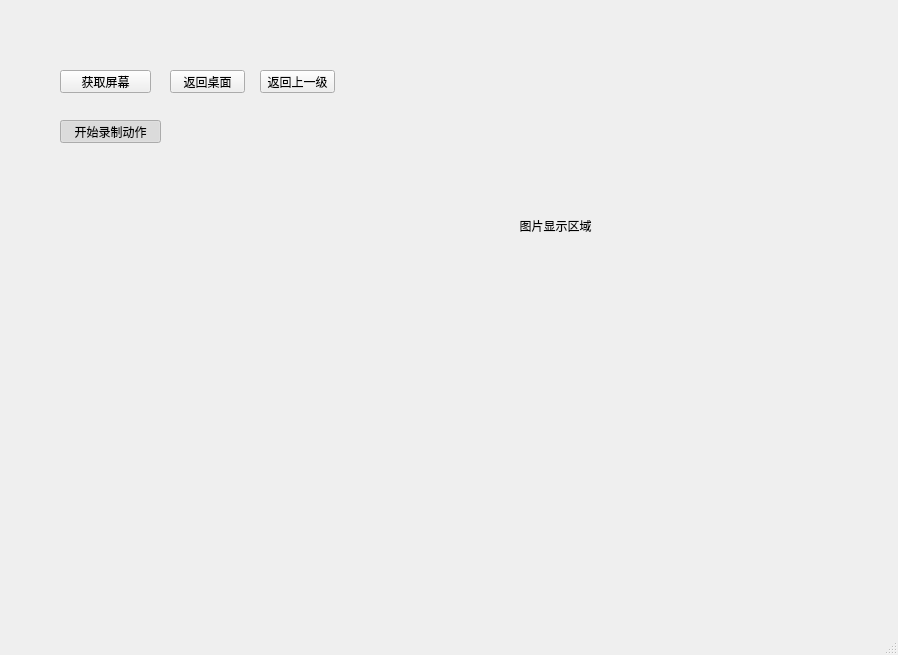
buaalzm/auto_mobile, file src/Form.ui: the form before one commit.
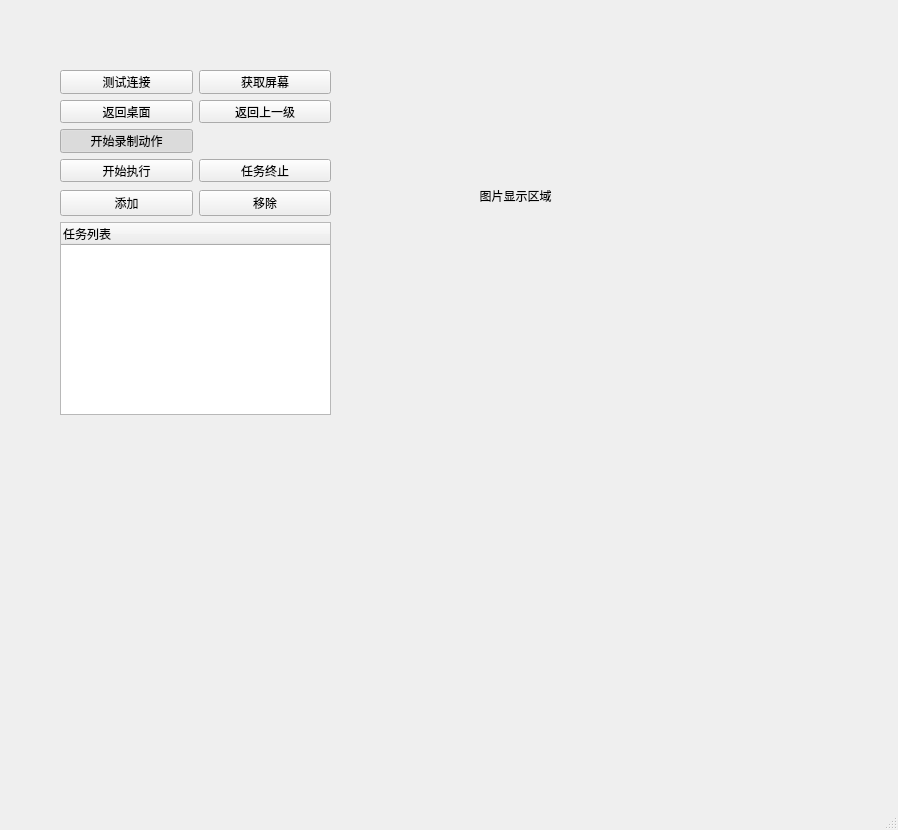
The form after the commit. Custom widgets are drawn as their Qt base class.

Commit message: 动作可以实现记录和导出执行

```diff
--- a/src/Form.ui
+++ b/src/Form.ui
@@ -7,7 +7,7 @@
     <x>0</x>
     <y>0</y>
     <width>898</width>
-    <height>655</height>
+    <height>830</height>
    </rect>
   </property>
   <property name="windowTitle">
@@ -17,8 +17,8 @@
    <widget class="ImageLabel" name="screenLabel">
     <property name="geometry">
      <rect>
-      <x>460</x>
-      <y>40</y>
+      <x>420</x>
+      <y>10</y>
       <width>191</width>
       <height>371</height>
      </rect>
@@ -30,63 +30,126 @@
      <set>Qt::AlignCenter</set>
     </property>
    </widget>
-   <widget class="QPushButton" name="getScreenShotPushButton">
+   <widget class="QWidget" name="actionLoadWidget" native="true">
     <property name="geometry">
      <rect>
-      <x>60</x>
-      <y>70</y>
-      <width>91</width>
-      <height>23</height>
+      <x>50</x>
+      <y>180</y>
+      <width>291</width>
+      <height>251</height>
      </rect>
     </property>
-    <property name="text">
-     <string>获取屏幕</string>
-    </property>
+    <widget class="QWidget" name="">
+     <property name="geometry">
+      <rect>
+       <x>10</x>
+       <y>10</y>
+       <width>271</width>
+       <height>225</height>
+      </rect>
+     </property>
+     <layout class="QVBoxLayout" name="verticalLayout">
+      <item>
+       <layout class="QHBoxLayout" name="horizontalLayout">
+        <item>
+         <widget class="QPushButton" name="fileAddPushButton">
+          <property name="text">
+           <string>添加</string>
+          </property>
+         </widget>
+        </item>
+        <item>
+         <widget class="QPushButton" name="fileRemovePushButton">
+          <property name="text">
+           <string>移除</string>
+          </property>
+         </widget>
+        </item>
+       </layout>
+      </item>
+      <item>
+       <widget class="QTreeWidget" name="taskTreeWidget">
+        <column>
+         <property name="text">
+          <string>任务列表</string>
+         </property>
+        </column>
+        <column>
+         <property name="text">
+          <string/>
+         </property>
+        </column>
+       </widget>
+      </item>
+     </layout>
+    </widget>
    </widget>
-   <widget class="QPushButton" name="returnHomePushButton">
+   <widget class="QWidget" name="">
     <property name="geometry">
      <rect>
-      <x>170</x>
+      <x>60</x>
       <y>70</y>
-      <width>75</width>
-      <height>23</height>
+      <width>271</width>
+      <height>112</height>
      </rect>
     </property>
-    <property name="text">
-     <string>返回桌面</string>
-    </property>
-   </widget>
-   <widget class="QPushButton" name="returnPushButton">
-    <property name="geometry">
-     <rect>
-      <x>260</x>
-      <y>70</y>
-      <width>75</width>
-      <height>23</height>
-     </rect>
-    </property>
-    <property name="text">
-     <string>返回上一级</string>
-    </property>
-   </widget>
-   <widget class="QPushButton" name="recordActionPushButton">
-    <property name="geometry">
-     <rect>
-      <x>60</x>
-      <y>120</y>
-      <width>101</width>
-      <height>23</height>
-     </rect>
-    </property>
-    <property name="text">
-     <string>开始录制动作</string>
-    </property>
-    <property name="checkable">
-     <bool>true</bool>
-    </property>
-    <property name="checked">
-     <bool>true</bool>
-    </property>
+    <layout class="QGridLayout" name="gridLayout">
+     <item row="0" column="0">
+      <widget class="QPushButton" name="adbTestPushButton">
+       <property name="text">
+        <string>测试连接</string>
+       </property>
+      </widget>
+     </item>
+     <item row="0" column="1">
+      <widget class="QPushButton" name="getScreenShotPushButton">
+       <property name="text">
+        <string>获取屏幕</string>
+       </property>
+      </widget>
+     </item>
+     <item row="1" column="0">
+      <widget class="QPushButton" name="returnHomePushButton">
+       <property name="text">
+        <string>返回桌面</string>
+       </property>
+      </widget>
+     </item>
+     <item row="1" column="1">
+      <widget class="QPushButton" name="returnPushButton">
+       <property name="text">
+        <string>返回上一级</string>
+       </property>
+      </widget>
+     </item>
+     <item row="2" column="0">
+      <widget class="QPushButton" name="recordActionPushButton">
+       <property name="text">
+        <string>开始录制动作</string>
+       </property>
+       <property name="checkable">
+        <bool>true</bool>
+       </property>
+       <property name="checked">
+        <bool>true</bool>
+       </property>
+      </widget>
+     </item>
+     <item row="3" column="0">
+      <widget class="QPushButton" name="actionStartPushButton">
+       <property name="text">
+        <string>开始执行</string>
+       </property>
+      </widget>
+     </item>
+     <item row="3" column="1">
+      <widget class="QPushButton" name="taskStopPushButton">
+       <property name="text">
+        <string>任务终止</string>
+       </property>
+      </widget>
+     </item>
+    </layout>
    </widget>
   </widget>
   <widget class="QMenuBar" name="menubar">
```
The commit also changes 9 other files.
